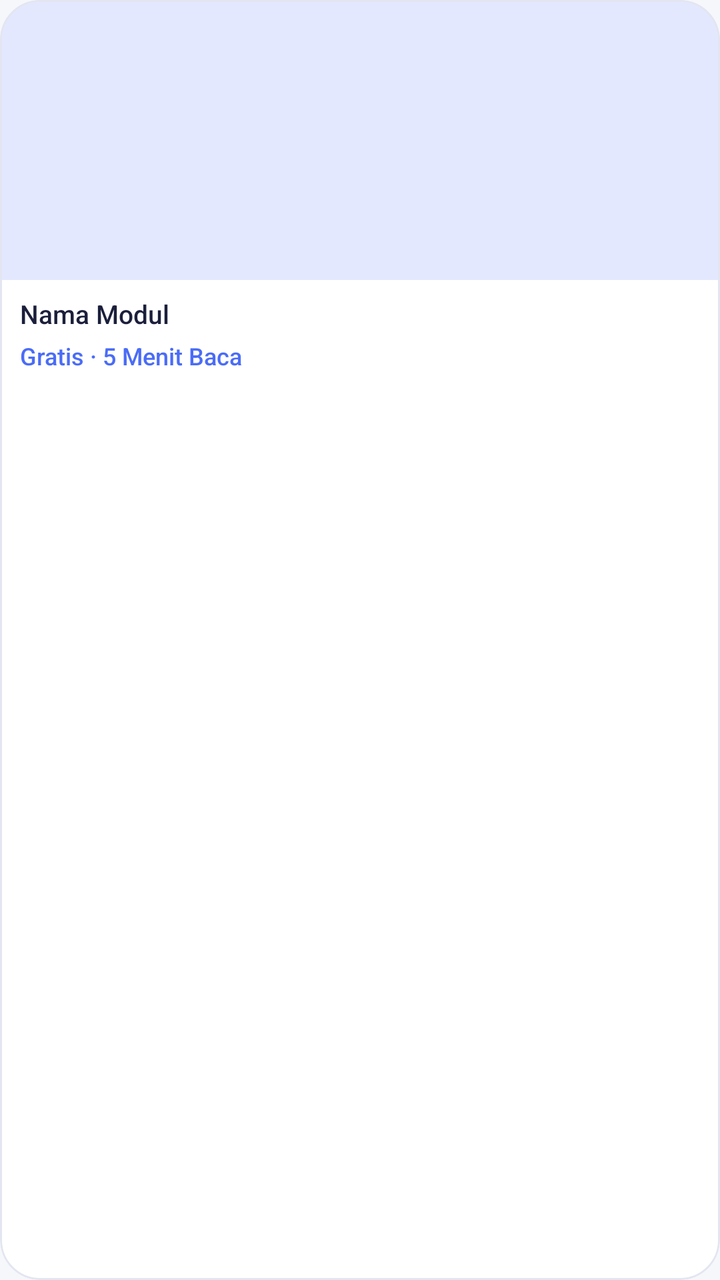
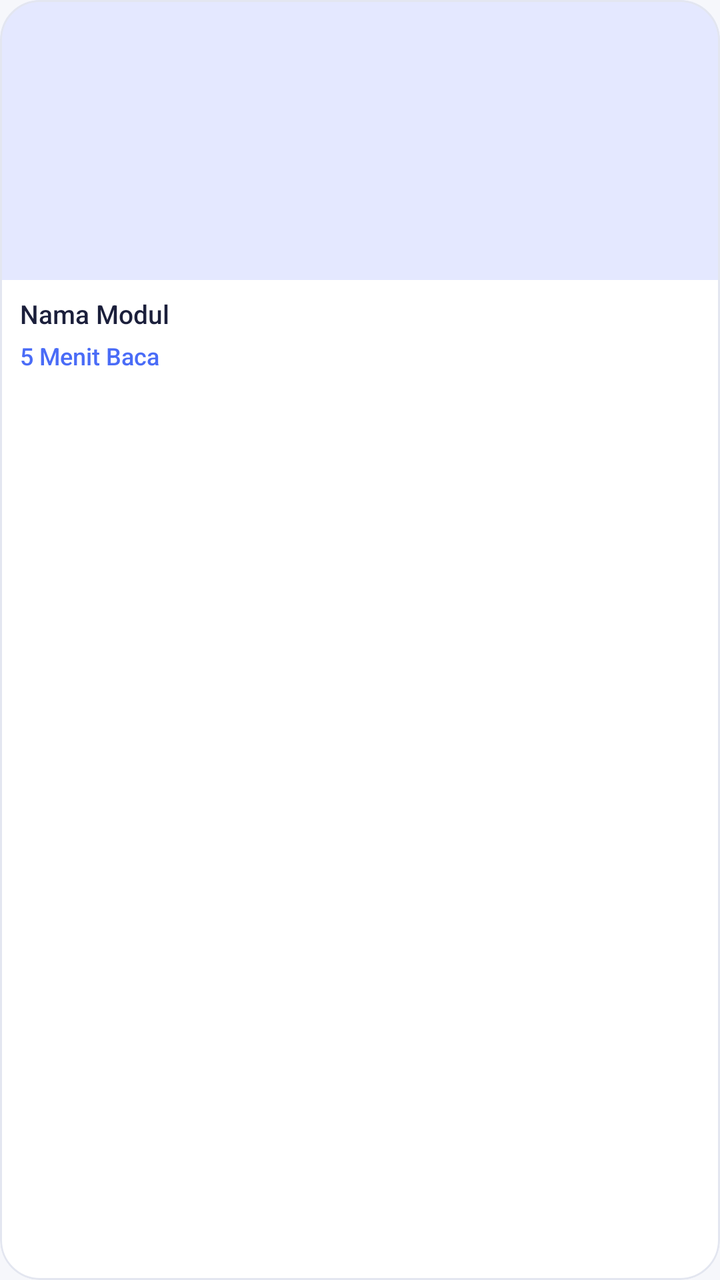

Before-and-after screenshots of an Android layout around one commit, followed by the original layout XML and the change that was made.
<!-- AndroidManifest.xml: application theme Theme.AppYuma -->
<!-- res/layout/item_modul.xml -->
<?xml version="1.0" encoding="utf-8"?>
<com.google.android.material.card.MaterialCardView xmlns:android="http://schemas.android.com/apk/res/android"
    xmlns:app="http://schemas.android.com/apk/res-auto"
    android:layout_width="match_parent"
    android:layout_height="wrap_content"
    android:layout_margin="6dp"
    app:cardBackgroundColor="@color/oppi_card"
    app:cardCornerRadius="20dp"
    app:cardElevation="0dp"
    app:strokeColor="@color/oppi_border"
    app:strokeWidth="1dp">

    <androidx.constraintlayout.widget.ConstraintLayout
        android:layout_width="match_parent"
        android:layout_height="wrap_content"
        android:paddingBottom="12dp">

        <ImageView
            android:id="@+id/imgModul"
            android:layout_width="0dp"
            android:layout_height="140dp"
            android:background="@color/oppi_lavender"
            android:contentDescription="Gambar Modul"
            android:scaleType="centerCrop"
            app:layout_constraintEnd_toEndOf="parent"
            app:layout_constraintStart_toStartOf="parent"
            app:layout_constraintTop_toTopOf="parent" />

        <TextView
            android:id="@+id/tvModulName"
            android:layout_width="0dp"
            android:layout_height="wrap_content"
            android:layout_marginStart="10dp"
            android:layout_marginTop="8dp"
            android:layout_marginEnd="10dp"
            android:ellipsize="end"
            android:fontFamily="sans-serif-medium"
            android:maxLines="2"
            android:text="Nama Modul"
            android:textColor="@color/oppi_text_primary"
            android:textSize="13sp"
            app:layout_constraintEnd_toEndOf="parent"
            app:layout_constraintStart_toStartOf="parent"
            app:layout_constraintTop_toBottomOf="@id/imgModul" />

        <TextView
            android:id="@+id/tvModulInfo"
            android:layout_width="0dp"
            android:layout_height="wrap_content"
            android:layout_marginStart="10dp"
            android:layout_marginTop="4dp"
            android:layout_marginEnd="10dp"
            android:fontFamily="sans-serif-medium"
            android:text="Gratis · 5 Menit Baca"
            android:textColor="@color/oppi_primary"
            android:textSize="12sp"
            app:layout_constraintEnd_toEndOf="parent"
            app:layout_constraintStart_toStartOf="parent"
            app:layout_constraintTop_toBottomOf="@id/tvModulName" />

    </androidx.constraintlayout.widget.ConstraintLayout>

</com.google.android.material.card.MaterialCardView>
<!-- resources referenced by this layout -->
<resources>
  <color name="oppi_border">#E3E6F0</color>
  <color name="oppi_card">#FFFFFF</color>
  <color name="oppi_lavender">#E4E8FF</color>
  <color name="oppi_primary">#4A6CF7</color>
  <color name="oppi_text_primary">#1B1F3B</color>
  <style name="Theme.AppYuma" parent="Base.Theme.AppYuma" />
  <style name="Base.Theme.AppYuma" parent="Theme.Material3.Light.NoActionBar">
          <item name="colorPrimary">@color/oppi_primary</item>
          <item name="colorOnPrimary">@color/white</item>
          <item name="colorPrimaryContainer">@color/oppi_lavender</item>
          <item name="android:windowBackground">@color/oppi_bg</item>
      </style>
  <color name="white">#FFFFFFFF</color>
  <color name="oppi_bg">#F6F7FB</color>
</resources>

<!-- the commit's change to res/layout/item_modul.xml (unified diff, before → after) -->
@@ -51,7 +51,7 @@
             android:layout_marginTop="4dp"
             android:layout_marginEnd="10dp"
             android:fontFamily="sans-serif-medium"
-            android:text="Gratis · 5 Menit Baca"
+            android:text="5 Menit Baca"
             android:textColor="@color/oppi_primary"
             android:textSize="12sp"
             app:layout_constraintEnd_toEndOf="parent"
